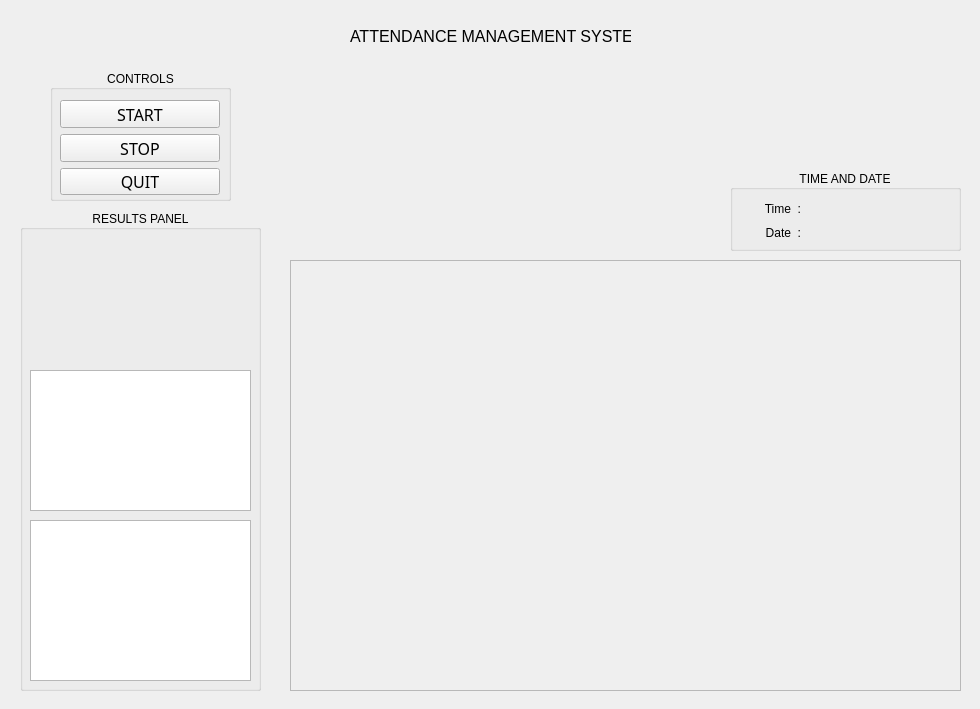
This is gui.ui in yosagaf/attendance-system-upec as Qt 5 draws it before an edit. The edited form follows.
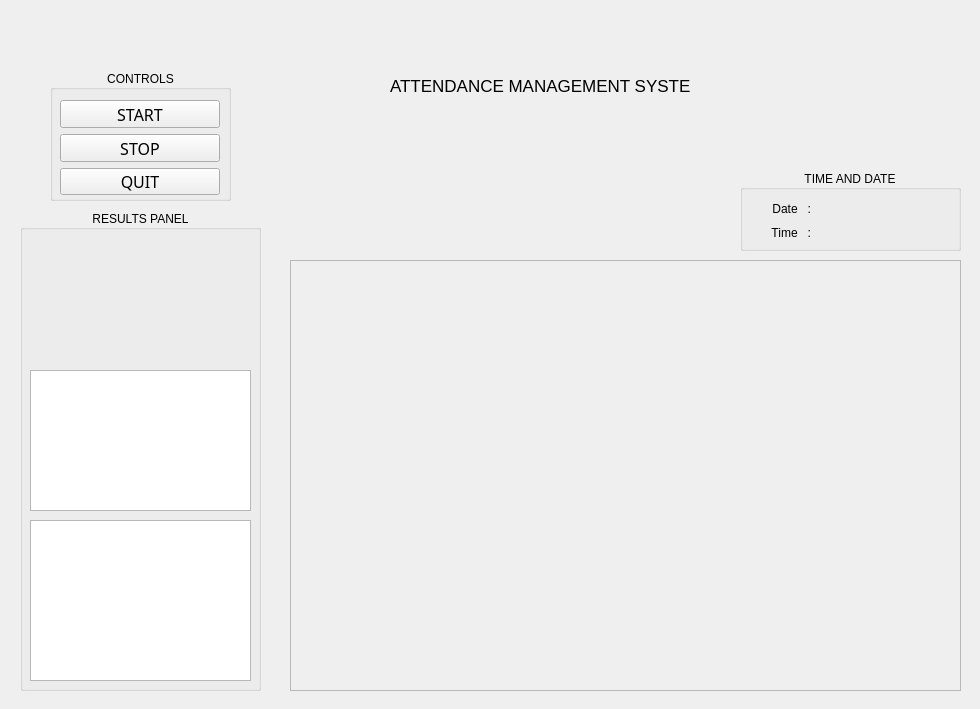
This is the edited form. Icons and pictures are not drawn.

The edit to the form file:
```diff
--- a/gui.ui
+++ b/gui.ui
@@ -46,15 +46,15 @@
    <widget class="QLabel" name="label">
     <property name="geometry">
      <rect>
-      <x>350</x>
-      <y>20</y>
-      <width>281</width>
+      <x>390</x>
+      <y>70</y>
+      <width>301</width>
       <height>32</height>
      </rect>
     </property>
     <property name="font">
      <font>
-      <pointsize>12</pointsize>
+      <pointsize>13</pointsize>
      </font>
     </property>
     <property name="text">
@@ -183,9 +183,9 @@
    <widget class="QGroupBox" name="groupBox">
     <property name="geometry">
      <rect>
-      <x>730</x>
+      <x>740</x>
       <y>170</y>
-      <width>231</width>
+      <width>221</width>
       <height>81</height>
      </rect>
     </property>
@@ -200,22 +200,12 @@
       <rect>
        <x>80</x>
        <y>30</y>
-       <width>141</width>
+       <width>131</width>
        <height>42</height>
       </rect>
      </property>
      <layout class="QGridLayout" name="gridLayout">
-      <item row="2" column="0">
-       <widget class="QLabel" name="time_label">
-        <property name="layoutDirection">
-         <enum>Qt::LeftToRight</enum>
-        </property>
-        <property name="text">
-         <string/>
-        </property>
-       </widget>
-      </item>
-      <item row="0" column="0">
+      <item row="3" column="0">
        <widget class="QLabel" name="date_label">
         <property name="layoutDirection">
          <enum>Qt::LeftToRight</enum>
@@ -228,6 +218,16 @@
         </property>
        </widget>
       </item>
+      <item row="4" column="0">
+       <widget class="QLabel" name="time_label">
+        <property name="layoutDirection">
+         <enum>Qt::LeftToRight</enum>
+        </property>
+        <property name="text">
+         <string/>
+        </property>
+       </widget>
+      </item>
      </layout>
     </widget>
     <widget class="QWidget" name="verticalLayoutWidget">
@@ -243,7 +243,7 @@
       <item>
        <widget class="QLabel" name="description_text_time">
         <property name="text">
-         <string>Time  :</string>
+         <string>Date   :</string>
         </property>
         <property name="alignment">
          <set>Qt::AlignRight|Qt::AlignTrailing|Qt::AlignVCenter</set>
@@ -253,7 +253,7 @@
       <item>
        <widget class="QLabel" name="description_text_date">
         <property name="text">
-         <string>Date  :</string>
+         <string>Time   :</string>
         </property>
         <property name="alignment">
          <set>Qt::AlignRight|Qt::AlignTrailing|Qt::AlignVCenter</set>
```
Left out of the diff: 25 changed lines with no effect on the pictures.
